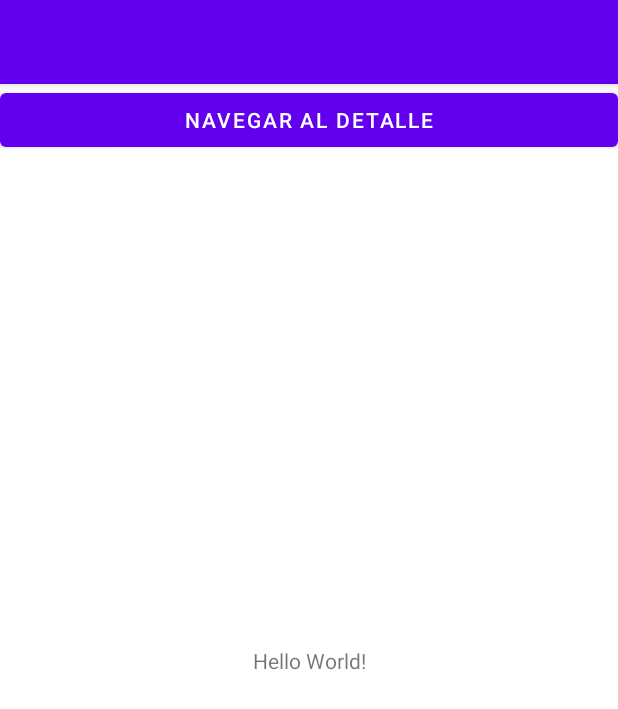
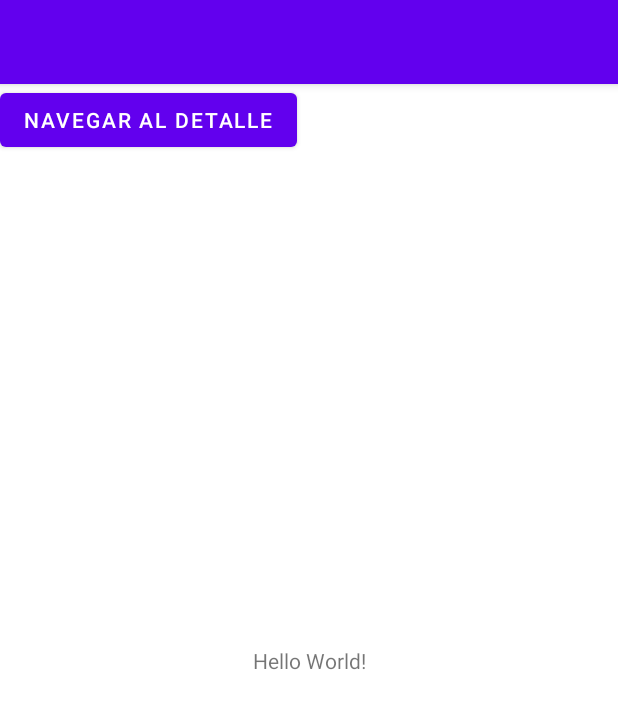
Before and after one commit to Brunoo652/Dise-o-de-interfaces, an Android app: the screen it shows after launch (MainActivity), on a phone screen of 412 x 824 dp. Shown: the top 709 px of the screen. Run offline under Robolectric (Android 15) with nearby library versions, the phone set to English and light mode, and no system bars.

Commit message:
Ejercicio 2 Completo

```diff
--- a/sprint3android/My Catalog/app/src/main/java/com/example/catalogactivity/MainActivity.java
+++ b/sprint3android/My Catalog/app/src/main/java/com/example/catalogactivity/MainActivity.java
@@ -2,13 +2,26 @@ package com.example.catalogactivity;
 
 import androidx.appcompat.app.AppCompatActivity;
 
+import android.content.Context;
+import android.content.Intent;
 import android.os.Bundle;
+import android.view.View;
+import android.widget.Button;
 
 public class MainActivity extends AppCompatActivity {
-
+    private Button  boton_catalog;
+    private Context context=this;
     @Override
     protected void onCreate(Bundle savedInstanceState) {
         super.onCreate(savedInstanceState);
         setContentView(R.layout.activity_main);
+        boton_catalog= findViewById(R.id.boton1);
+        boton_catalog.setOnClickListener(new View.OnClickListener() {
+            @Override
+            public void onClick(View v) {
+                Intent I = new Intent(context, DetailActivity.class);
+                startActivity(I);
+            }
+        });
     }
 }
--- a/sprint3android/My Catalog/app/src/main/res/layout/activity_main.xml
+++ b/sprint3android/My Catalog/app/src/main/res/layout/activity_main.xml
@@ -16,13 +16,13 @@
         app:layout_constraintTop_toTopOf="parent" />
 
 
-    <com.google.android.material.button.MaterialButton
-        android:layout_width="0dp"
+    <Button
+        android:layout_width="wrap_content"
         android:layout_height="wrap_content"
-        app:layout_constraintBottom_toBottomOf="0.25"
-        app:layout_constraintEnd_toEndOf="parent"
         app:layout_constraintStart_toStartOf="parent"
         app:layout_constraintTop_toTopOf="parent"
-        android:text="Navegar al detalle"/>
+        app:layout_constraintHorizontal_bias="0.25"
+        android:text="Navegar al detalle"
+        android:id="@+id/boton1"/>
 
 </androidx.constraintlayout.widget.ConstraintLayout>
```
